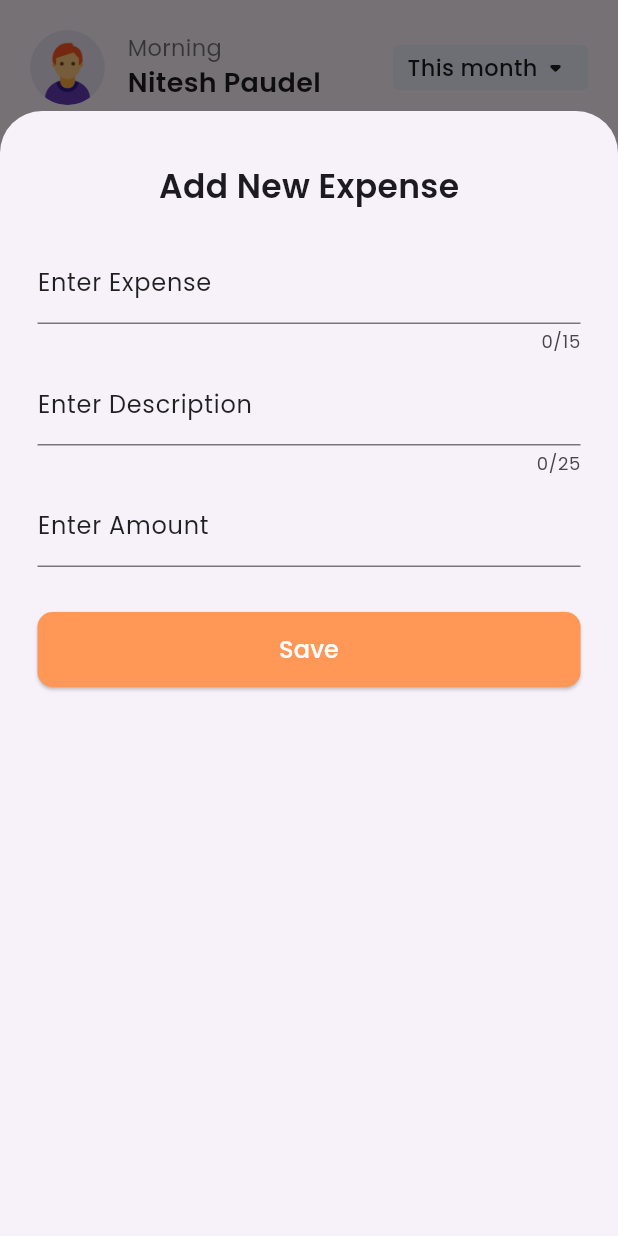
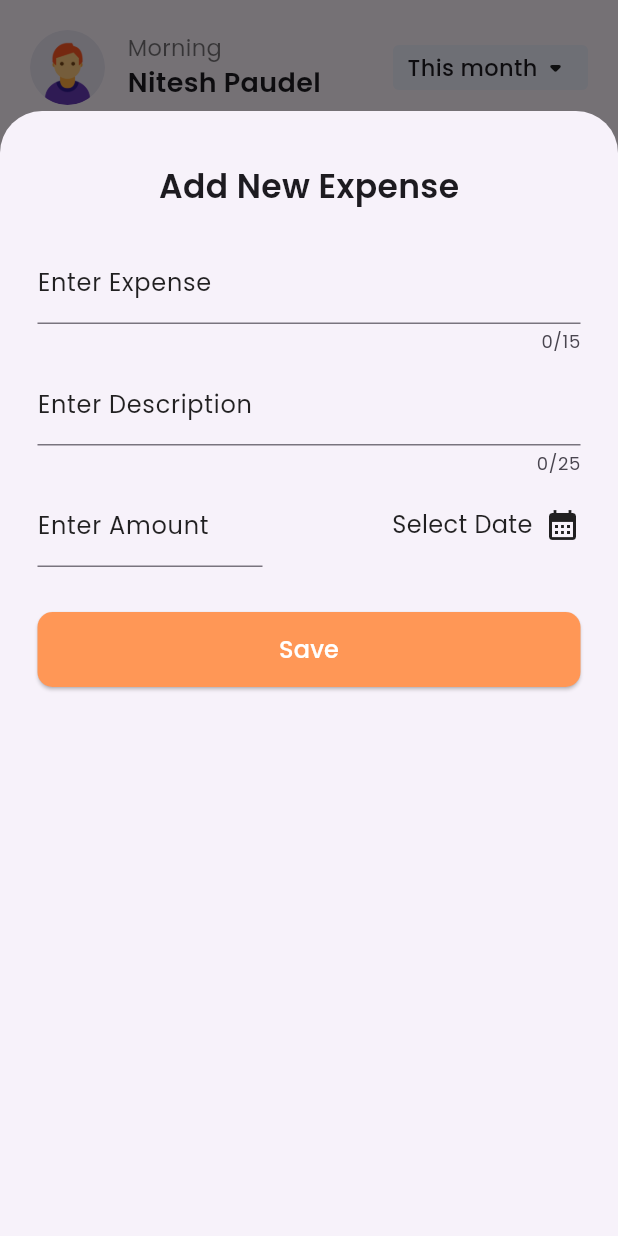
Before and after one commit to niteshpaudel/Expense-Tracker-App-in-Flutter, a Flutter app: the ExpenseScreen screen opened directly, after a tap on the "add" icon, on a phone screen of 412 x 824 dp. Run offline on Flutter 3.47's test engine with Material 3 defaults, Android fonts, the light colour scheme and no system bars.

Commit message:
Added a Date Picker

```diff
--- a/lib/screens/expense_screen.dart
+++ b/lib/screens/expense_screen.dart
@@ -1,6 +1,7 @@
 import 'package:expense_tracker/widgets/expense.dart';
 import 'package:expense_tracker/widgets/expense_widget.dart';
 import 'package:flutter/material.dart';
+import 'package:intl/intl.dart';
 
 // print('Total Amount: $totalAmount');
 // int totalAmount = expenseList.map((expense) => expense.amount).reduce((value, element) => value + element);
@@ -16,18 +17,34 @@ class _ExpenseScreenState extends State<ExpenseScreen> {
   final expenseTitleController = TextEditingController();
   final expenseDescriptionController = TextEditingController();
   final expenseAmountController = TextEditingController();
+  final formatter = DateFormat.yMd();
   FocusNode titleFocusNode = FocusNode();
   FocusNode descriptionFocusNode = FocusNode();
   FocusNode amountFocusNode = FocusNode();
   List<Expense> expenseList = [];
   String greetingText = "Morning";
   int currenthour = DateTime.now().hour;
+  DateTime? selectedDate;
   @override
   void dispose() {
     expenseTitleController.dispose();
     expenseDescriptionController.dispose();
     expenseAmountController.dispose();
     super.dispose();
+  }
+
+  void datePicker() async {
+    final now = DateTime.now();
+    final firstDate = DateTime(now.year - 1, now.month, now.day);
+    final pickedDate = await showDatePicker(
+      context: context,
+      initialDate: now,
+      firstDate: firstDate,
+      lastDate: now,
+    );
+    setState(() {
+      selectedDate = pickedDate;
+    });
   }
 
   @override
@@ -207,7 +224,10 @@ class _ExpenseScreenState extends State<ExpenseScreen> {
                           ),
                         ),
                       )
-                    : ExpenseWidget(expenseList: expenseList, totalAmount: totalAmount,),
+                    : ExpenseWidget(
+                        expenseList: expenseList,
+                        totalAmount: totalAmount,
+                      ),
                 const SizedBox(
                   height: 20,
                 ),
@@ -299,14 +319,19 @@ class _ExpenseScreenState extends State<ExpenseScreen> {
                         const SizedBox(
                           height: 5,
                         ),
-                        TextField(
+                        Row(
+                          children: [
+                            SizedBox(
+                              width: 150,
+                              child: TextField(
                                 keyboardType: TextInputType.number,
                                 focusNode: amountFocusNode,
                                 controller: expenseAmountController,
                                 decoration: InputDecoration(
                                   focusedBorder: const UnderlineInputBorder(
                                     borderSide: BorderSide(
-                                  color: Color.fromARGB(255, 255, 151, 86)),
+                                        color:
+                                            Color.fromARGB(255, 255, 151, 86)),
                                   ),
                                   labelText: 'Enter Amount',
                                   labelStyle: TextStyle(
@@ -317,6 +342,32 @@ class _ExpenseScreenState extends State<ExpenseScreen> {
                                         : Colors.black87,
                                   ),
                                 ),
+                              ),
+                            ),
+                            const Spacer(),
+                            GestureDetector(
+                              onTap: () {
+                                datePicker();
+                              },
+                              child: Row(
+                                children: [
+                                  Text(
+                                    selectedDate == null
+                                        ? 'Select Date'
+                                        : formatter.format(selectedDate!),
+                                    style: const TextStyle(
+                                        fontSize: 16,
+                                        fontWeight: FontWeight.normal,
+                                        color: Colors.black87),
+                                  ),
+                                  const SizedBox(
+                                    width: 8,
+                                  ),
+                                  const Icon(Icons.calendar_month),
+                                ],
+                              ),
+                            ),
+                          ],
                         ),
                         const SizedBox(
                           height: 30,
```
Lines whose indentation alone changed are shown as unchanged.
